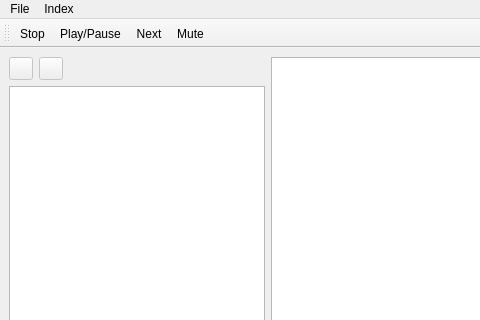
Old version of the form qt-client/dmp_client_gui.ui in the repository Roflincopter/dmp; both pictures show x 0 to 480 and y 0 to 320 of the 1280 by 745 pixel window.
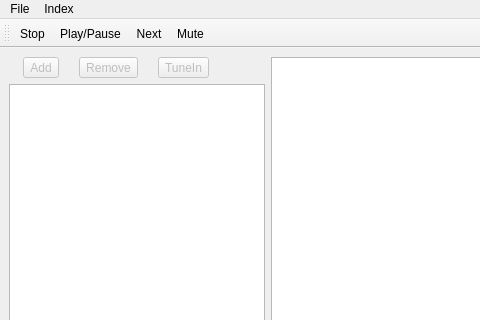
New version of the form. Custom widgets are drawn as their Qt base class.

Commit message:
Adds TuneIn and TuneOut radio functionality.
Selecting a radio is no longer enough to listen to a radio. And radios can play with no connected clients. Tune in logic is not done client side, but is server side.

Patch:
```diff
--- a/qt-client/dmp_client_gui.ui
+++ b/qt-client/dmp_client_gui.ui
@@ -2,6 +2,9 @@
 <ui version="4.0">
  <class>DmpClientGui</class>
  <widget class="QMainWindow" name="DmpClientGui">
+  <property name="enabled">
+   <bool>true</bool>
+  </property>
   <property name="geometry">
    <rect>
     <x>0</x>
@@ -35,6 +38,12 @@
          <layout class="QVBoxLayout" name="verticalLayout_5">
           <item>
            <layout class="QHBoxLayout" name="horizontalLayout_5">
+            <property name="spacing">
+             <number>6</number>
+            </property>
+            <property name="sizeConstraint">
+             <enum>QLayout::SetDefaultConstraint</enum>
+            </property>
             <item>
              <widget class="QToolButton" name="addRadioButton">
               <property name="enabled">
@@ -44,7 +53,7 @@
                <string notr="true"/>
               </property>
               <property name="text">
-               <string/>
+               <string>Add</string>
               </property>
               <property name="iconSize">
                <size>
@@ -54,16 +63,45 @@
               </property>
              </widget>
             </item>
-            <item alignment="Qt::AlignLeft">
+            <item>
              <widget class="QToolButton" name="deleteRadioButton">
               <property name="enabled">
                <bool>false</bool>
               </property>
               <property name="text">
-               <string/>
+               <string>Remove</string>
               </property>
              </widget>
             </item>
+            <item>
+             <widget class="QToolButton" name="tuneInRadioButton">
+              <property name="enabled">
+               <bool>false</bool>
+              </property>
+              <property name="text">
+               <string>TuneIn</string>
+              </property>
+              <property name="checkable">
+               <bool>true</bool>
+              </property>
+             </widget>
+            </item>
+            <item>
+             <spacer name="horizontalSpacer">
+              <property name="orientation">
+               <enum>Qt::Horizontal</enum>
+              </property>
+              <property name="sizeType">
+               <enum>QSizePolicy::Minimum</enum>
+              </property>
+              <property name="sizeHint" stdset="0">
+               <size>
+                <width>40</width>
+                <height>20</height>
+               </size>
+              </property>
+             </spacer>
+            </item>
            </layout>
           </item>
           <item>
```
Left out of the diff: 19 changed lines with no effect on the pictures. The commit also changes 16 other files.
